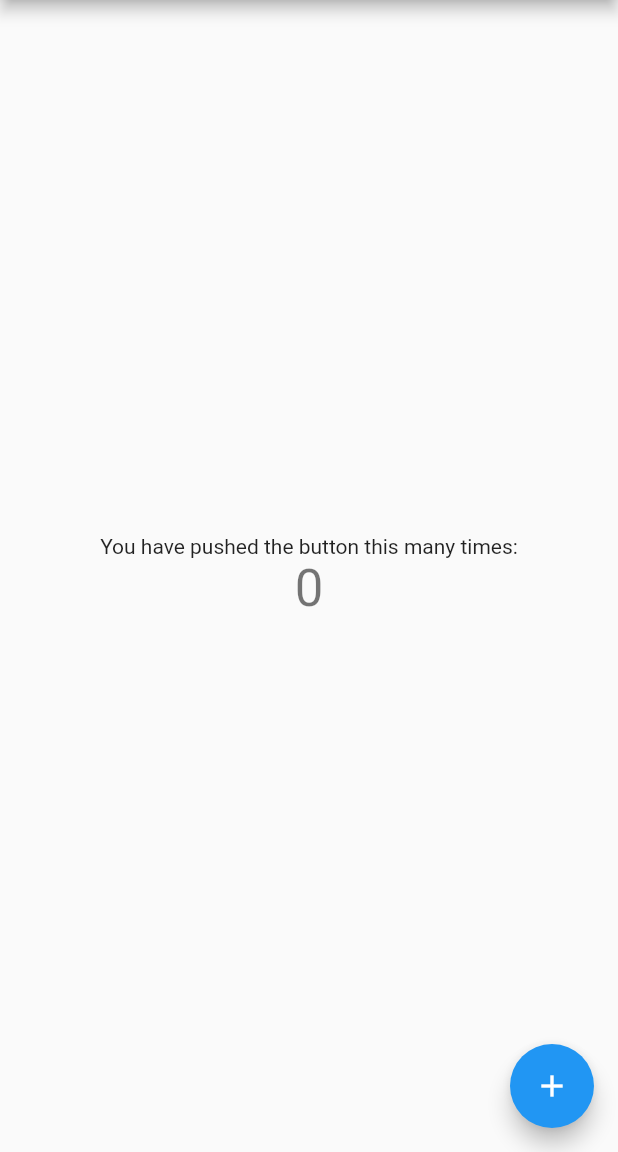
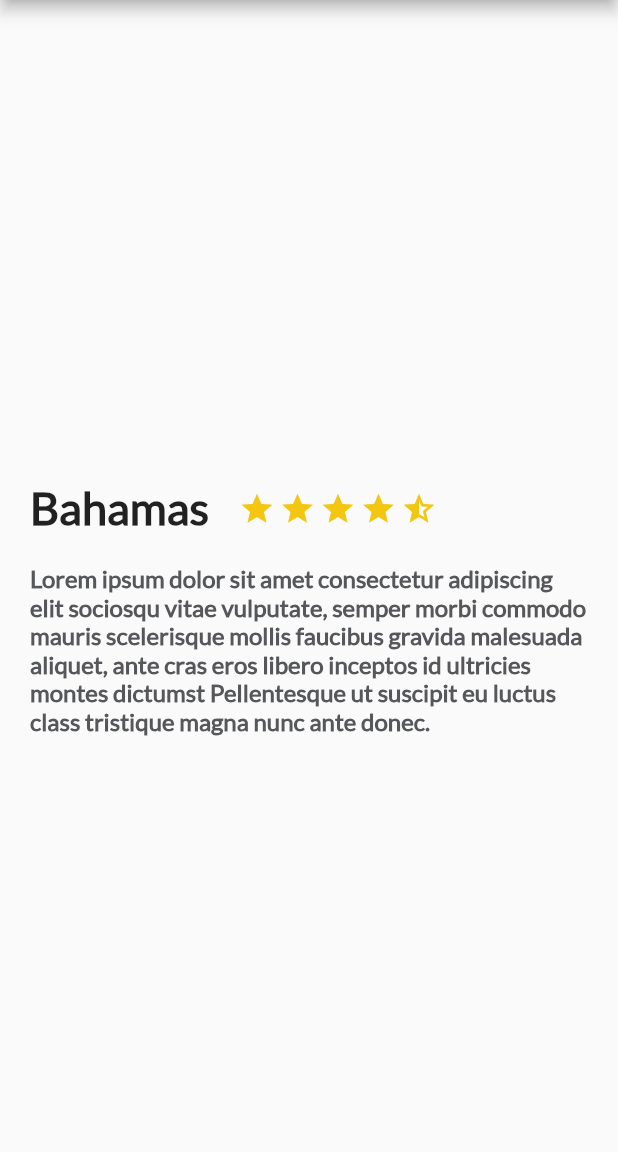
Before and after one commit to xurxodev/platzi-trips, a Flutter app: the screen it shows after launch, on a phone screen of 412 x 824 dp, the part 84-1236 px from its top. Run offline on Flutter 3.47's test engine with Material 2 defaults, Android fonts, the phone set to English and light mode, and no system bars.

Commit message:
Create DescriptionPlace Widget and to add Lato font

```diff
--- /dev/null
+++ b/lib/description_place.dart
@@ -0,0 +1,103 @@
+import 'package:flutter/material.dart';
+
+class DescriptionPlace extends StatelessWidget {
+  final String namePlace;
+  final int stars;
+  final String descriptionPlace;
+
+  DescriptionPlace(
+    this.namePlace,
+    this.stars,
+    this.descriptionPlace,
+  );
+
+  @override
+  Widget build(BuildContext context) {
+    // TODO: implement build
+
+    final starHalf = Container(
+      margin: EdgeInsets.only(
+        top: 323.0,
+        right: 3.0,
+      ),
+      child: Icon(
+        Icons.star_half,
+        color: Color(0xFFf2C611),
+      ),
+    );
+
+    final starBorder = Container(
+      margin: EdgeInsets.only(
+        top: 323.0,
+        right: 3.0,
+      ),
+      child: Icon(
+        Icons.star_border,
+        color: Color(0xFFf2C611),
+      ),
+    );
+
+    final star = Container(
+      margin: EdgeInsets.only(
+        top: 323.0,
+        right: 3.0,
+      ),
+      child: Icon(
+        Icons.star,
+        color: Color(0xFFf2C611),
+      ),
+    );
+
+    final titleStars = Row(children: <Widget>[
+      Container(
+        margin: EdgeInsets.only(
+          top: 320.0,
+          left: 20.0,
+          right: 20.0,
+        ),
+        child: Text(
+          namePlace,
+          style: TextStyle(
+            fontFamily: "Lato",
+            fontSize: 30.0,
+            fontWeight: FontWeight.w900,
+          ),
+          textAlign: TextAlign.left,
+        ),
+      ),
+      Row(
+        children: <Widget>[
+          star,
+          star,
+          star,
+          star,
+          starHalf,
+        ],
+      )
+    ]);
+
+    final description = Container(
+      margin: new EdgeInsets.only(
+        top: 20.0,
+        left: 20.0,
+        right: 20.0,
+      ),
+      child: new Text(
+        descriptionPlace,
+        style: const TextStyle(
+          fontFamily: "Lato",
+          fontSize: 16.0,
+          fontWeight: FontWeight.bold,
+          color: Color(0xFF56575a),
+        ),
+      ),
+    );
+
+    return Column(
+      children: <Widget>[
+        titleStars,
+        description,
+      ],
+    );
+  }
+}
--- a/lib/main.dart
+++ b/lib/main.dart
@@ -1,4 +1,5 @@
 import 'package:flutter/material.dart';
+import 'description_place.dart';
 
 void main() => runApp(MyApp());
 
@@ -20,8 +21,12 @@ class MyApp extends StatelessWidget {
           // is not restarted.
           primarySwatch: Colors.blue,
         ),
-      home: MyHomePage(title: 'Platzi Trips'),
-    );
+        home: Scaffold(
+            appBar: AppBar(
+              title: Text("Platzi Trips"),
+            ),
+            body: DescriptionPlace("Bahamas", 5,
+                "Lorem ipsum dolor sit amet consectetur adipiscing elit sociosqu vitae vulputate, semper morbi commodo mauris scelerisque mollis faucibus gravida malesuada aliquet, ante cras eros libero inceptos id ultricies montes dictumst Pellentesque ut suscipit eu luctus class tristique magna nunc ante donec.")));
   }
 }
 
--- a/pubspec.yaml
+++ b/pubspec.yaml
@@ -70,3 +70,7 @@ flutter:
   #
   # For details regarding fonts from package dependencies,
   # see https://flutter.dev/custom-fonts/#from-packages
+  fonts:
+    - family: Lato
+      fonts:
+        - asset: fonts/Lato-Regular.ttf
```
Also changed, not shown: fonts/Lato-Regular.ttf (added). Lines whose indentation alone changed are shown as unchanged.
